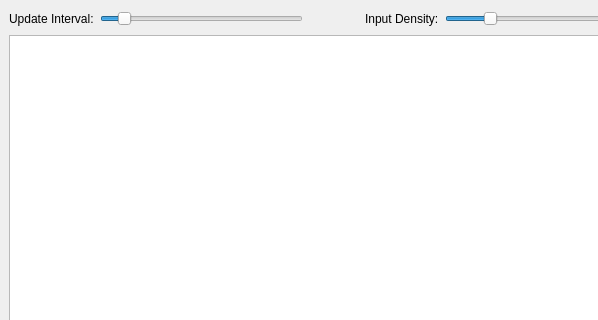
Old version of the form mainwindow.ui in the repository dutchgold92/TrafficSim-cuda; both pictures show x 0 to 598 and y 0 to 320 of the 713 by 700 pixel window.
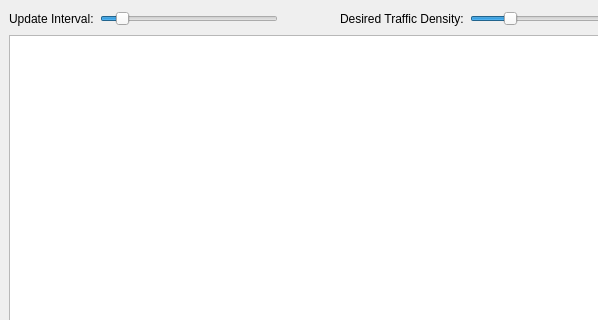
New version of the form.

Commit message: Implemented CUDA traffic synthesis

The edit to the form file:
```diff
--- a/mainwindow.ui
+++ b/mainwindow.ui
@@ -74,7 +74,7 @@
       <item>
        <widget class="QLabel" name="updateTrafficDensityLabel">
         <property name="text">
-         <string>Input Density:</string>
+         <string>Desired Traffic Density:</string>
         </property>
        </widget>
       </item>
```
The commit also changes 3 other files.
